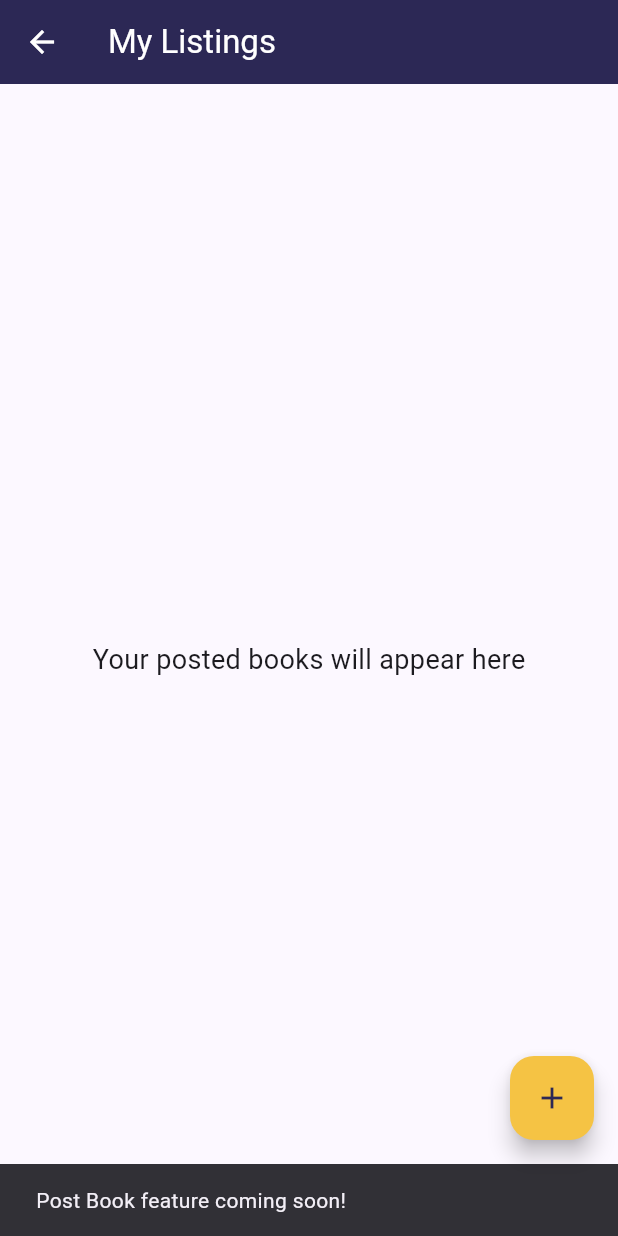
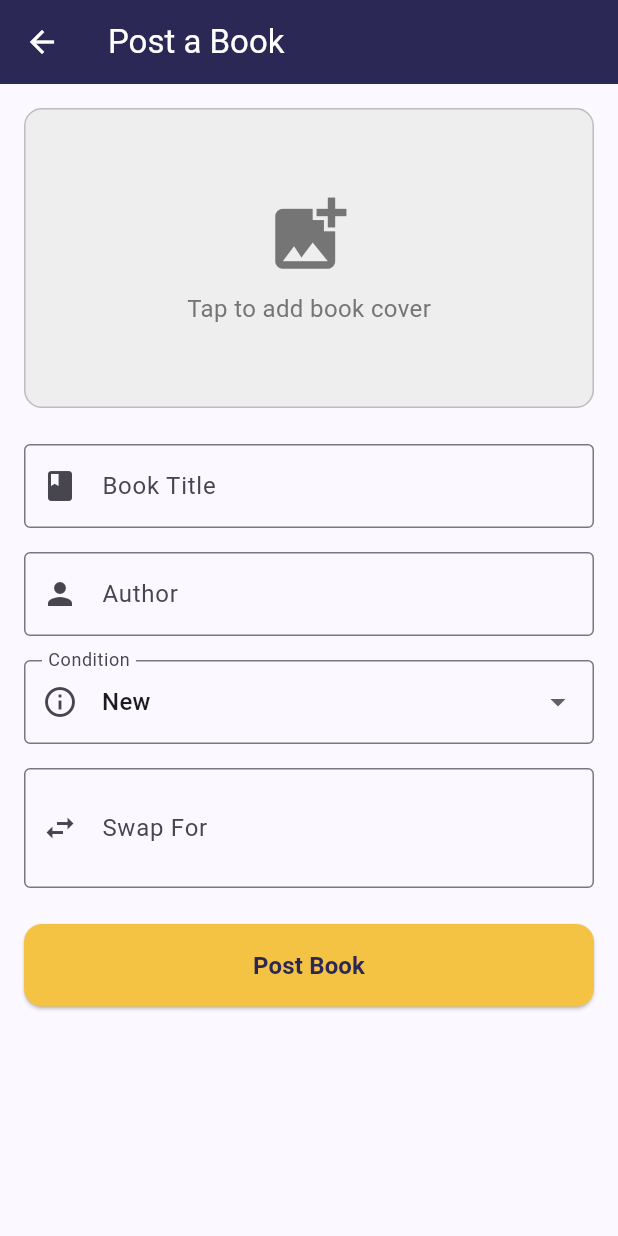
Before and after one commit to Dushimepaulette1/Book_swap_app, a Flutter app: the MyListingsScreen screen opened directly, after a tap on the "add" icon, on a phone screen of 412 x 824 dp. Run offline on Flutter 3.47's test engine with Material 3 defaults, Android fonts, the phone set to English and light mode, and no system bars; our stand-ins replace cloud_firestore, firebase_auth, firebase_core, firebase_storage, image_picker; accounts and stored records are empty.

Commit message:
feat: added the posting book functionality

```diff
--- /dev/null
+++ b/lib/models/book.dart
@@ -0,0 +1,93 @@
+import 'package:cloud_firestore/cloud_firestore.dart';
+
+/// Book model representing a textbook listing
+///
+/// This class defines the structure of a book in our app
+class Book {
+  final String id; // Unique ID from Firestore
+  final String title; // Book title
+  final String author; // Author name
+  final String condition; // New, Like New, Good, or Used
+  final String swapFor; // What book they want in exchange
+  final String ownerId; // User ID who posted this book
+  final String ownerEmail; // Email of owner
+  final DateTime createdAt; // When it was posted
+  final String status; // available, pending, or swapped
+  final String? imageUrl; // URL of book cover image (optional)
+
+  Book({
+    required this.id,
+    required this.title,
+    required this.author,
+    required this.condition,
+    required this.swapFor,
+    required this.ownerId,
+    required this.ownerEmail,
+    required this.createdAt,
+    this.status = 'available',
+    this.imageUrl, // Optional field
+  });
+
+  /// Convert Book object to Map (for saving to Firestore)
+  ///
+  /// Firestore stores data as Maps (key-value pairs)
+  Map<String, dynamic> toMap() {
+    return {
+      'title': title,
+      'author': author,
+      'condition': condition,
+      'swapFor': swapFor,
+      'ownerId': ownerId,
+      'ownerEmail': ownerEmail,
+      'createdAt': Timestamp.fromDate(createdAt),
+      'status': status,
+      'imageUrl': imageUrl, // Add image URL to map
+    };
+  }
+
+  /// Create Book object from Firestore document
+  ///
+  /// When we read from Firestore, we get a Map. This converts it to Book object.
+  factory Book.fromFirestore(DocumentSnapshot doc) {
+    Map<String, dynamic> data = doc.data() as Map<String, dynamic>;
+
+    return Book(
+      id: doc.id,
+      title: data['title'] ?? '',
+      author: data['author'] ?? '',
+      condition: data['condition'] ?? '',
+      swapFor: data['swapFor'] ?? '',
+      ownerId: data['ownerId'] ?? '',
+      ownerEmail: data['ownerEmail'] ?? '',
+      createdAt: (data['createdAt'] as Timestamp).toDate(),
+      status: data['status'] ?? 'available',
+      imageUrl: data['imageUrl'], // Can be null
+    );
+  }
+
+  /// Create a copy of this Book with some fields changed
+  ///
+  /// Useful for updating a book (create new object with changed fields)
+  Book copyWith({
+    String? id,
+    String? title,
+    String? author,
+    String? condition,
+    String? swapFor,
+    String? status,
+    String? imageUrl,
+  }) {
+    return Book(
+      id: id ?? this.id,
+      title: title ?? this.title,
+      author: author ?? this.author,
+      condition: condition ?? this.condition,
+      swapFor: swapFor ?? this.swapFor,
+      ownerId: this.ownerId,
+      ownerEmail: this.ownerEmail,
+      createdAt: this.createdAt,
+      status: status ?? this.status,
+      imageUrl: imageUrl ?? this.imageUrl,
+    );
+  }
+}
--- a/lib/screens/homepage.dart
+++ b/lib/screens/homepage.dart
@@ -2,6 +2,7 @@ import 'package:flutter/material.dart';
 import 'package:firebase_auth/firebase_auth.dart';
 import '../services/auth_service.dart';
 import 'welcome_screen.dart';
+import 'post_book.dart';
 
 class Homepage extends StatefulWidget {
   const Homepage({super.key});
@@ -109,9 +110,9 @@ class MyListingsScreen extends StatelessWidget {
       // Floating action button to add new book
       floatingActionButton: FloatingActionButton(
         onPressed: () {
-          // TODO: Navigate to "Post a Book" screen
-          ScaffoldMessenger.of(context).showSnackBar(
-            const SnackBar(content: Text('Post Book feature coming soon!')),
+          // Navigate to Post a Book screen
+          Navigator.of(context).push(
+            MaterialPageRoute(builder: (context) => const PostBookScreen()),
           );
         },
         backgroundColor: const Color(0xFFF5C344),
--- a/lib/screens/post_book.dart
+++ b/lib/screens/post_book.dart
@@ -0,0 +1,341 @@
+import 'dart:io';
+import 'package:flutter/material.dart';
+import 'package:image_picker/image_picker.dart';
+import '../services/firestore_service.dart';
+import '../services/storage_service.dart';
+
+/// Screen to post a new book listing
+///
+/// Allows users to:
+/// - Pick a book cover image
+/// - Enter book details (title, author, condition, swap preference)
+/// - Upload to Firestore and Storage
+class PostBookScreen extends StatefulWidget {
+  const PostBookScreen({super.key});
+
+  @override
+  State<PostBookScreen> createState() => _PostBookScreenState();
+}
+
+class _PostBookScreenState extends State<PostBookScreen> {
+  // Form key for validation
+  final _formKey = GlobalKey<FormState>();
+
+  // Text controllers
+  final TextEditingController _titleController = TextEditingController();
+  final TextEditingController _authorController = TextEditingController();
+  final TextEditingController _swapForController = TextEditingController();
+
+  // Services
+  final FirestoreService _firestoreService = FirestoreService();
+  final StorageService _storageService = StorageService();
+  final ImagePicker _imagePicker = ImagePicker();
+
+  // State variables
+  String _selectedCondition = 'New'; // Default condition
+  File? _selectedImage; // Stores the picked image
+  bool _isLoading = false;
+
+  // Condition options
+  final List<String> _conditions = ['New', 'Like New', 'Good', 'Used'];
+
+  @override
+  void dispose() {
+    _titleController.dispose();
+    _authorController.dispose();
+    _swapForController.dispose();
+    super.dispose();
+  }
+
+  /// Pick image from gallery
+  Future<void> _pickImage() async {
+    try {
+      // Use ImagePicker to get image from gallery
+      final XFile? pickedFile = await _imagePicker.pickImage(
+        source: ImageSource.gallery, // Can also use ImageSource.camera
+        maxWidth: 1000, // Limit image size
+        maxHeight: 1000,
+        imageQuality: 85, // Compress to 85% quality
+      );
+
+      if (pickedFile != null) {
+        setState(() {
+          _selectedImage = File(pickedFile.path);
+        });
+      }
+    } catch (e) {
+      if (mounted) {
+        ScaffoldMessenger.of(
+          context,
+        ).showSnackBar(SnackBar(content: Text('Failed to pick image: $e')));
+      }
+    }
+  }
+
+  /// Remove selected image
+  void _removeImage() {
+    setState(() {
+      _selectedImage = null;
+    });
+  }
+
+  /// Submit form and upload book
+  Future<void> _submitBook() async {
+    // Validate form
+    if (!_formKey.currentState!.validate()) {
+      return;
+    }
+
+    setState(() {
+      _isLoading = true;
+    });
+
+    try {
+      String? imageUrl;
+
+      // Step 1: Upload image if selected
+      if (_selectedImage != null) {
+        print('📸 Uploading image...');
+        imageUrl = await _storageService.uploadBookImage(_selectedImage!);
+        print('✅ Image uploaded: $imageUrl');
+      }
+
+      // Step 2: Add book to Firestore with image URL
+      print('📚 Adding book to Firestore...');
+      await _firestoreService.addBook(
+        title: _titleController.text.trim(),
+        author: _authorController.text.trim(),
+        condition: _selectedCondition,
+        swapFor: _swapForController.text.trim(),
+        imageUrl: imageUrl, // Can be null if no image selected
+      );
+      print('✅ Book added successfully!');
+
+      // Step 3: Show success and go back
+      if (mounted) {
+        ScaffoldMessenger.of(context).showSnackBar(
+          const SnackBar(
+            content: Text('Book posted successfully!'),
+            backgroundColor: Colors.green,
+          ),
+        );
+        Navigator.pop(context); // Go back to previous screen
+      }
+    } catch (e) {
+      print('❌ Error posting book: $e');
+      if (mounted) {
+        ScaffoldMessenger.of(context).showSnackBar(
+          SnackBar(
+            content: Text('Failed to post book: $e'),
+            backgroundColor: Colors.red,
+            duration: const Duration(seconds: 5),
+          ),
+        );
+      }
+    } finally {
+      if (mounted) {
+        setState(() {
+          _isLoading = false;
+        });
+      }
+    }
+  }
+
+  @override
+  Widget build(BuildContext context) {
+    return Scaffold(
+      appBar: AppBar(
+        title: const Text('Post a Book'),
+        backgroundColor: const Color(0xFF2C2855),
+        foregroundColor: Colors.white,
+      ),
+      body: _isLoading
+          ? const Center(
+              child: Column(
+                mainAxisAlignment: MainAxisAlignment.center,
+                children: [
+                  CircularProgressIndicator(
+                    valueColor: AlwaysStoppedAnimation<Color>(
+                      Color(0xFFF5C344),
+                    ),
+                  ),
+                  SizedBox(height: 16),
+                  Text('Uploading book...'),
+                ],
+              ),
+            )
+          : SingleChildScrollView(
+              padding: const EdgeInsets.all(16),
+              child: Form(
+                key: _formKey,
+                child: Column(
+                  crossAxisAlignment: CrossAxisAlignment.stretch,
+                  children: [
+                    // Image picker section
+                    GestureDetector(
+                      onTap: _pickImage,
+                      child: Container(
+                        height: 200,
+                        decoration: BoxDecoration(
+                          color: Colors.grey[200],
+                          borderRadius: BorderRadius.circular(12),
+                          border: Border.all(color: Colors.grey[400]!),
+                        ),
+                        child: _selectedImage == null
+                            ? Column(
+                                mainAxisAlignment: MainAxisAlignment.center,
+                                children: [
+                                  Icon(
+                                    Icons.add_photo_alternate,
+                                    size: 60,
+                                    color: Colors.grey[600],
+                                  ),
+                                  const SizedBox(height: 8),
+                                  Text(
+                                    'Tap to add book cover',
+                                    style: TextStyle(
+                                      color: Colors.grey[600],
+                                      fontSize: 16,
+                                    ),
+                                  ),
+                                ],
+                              )
+                            : Stack(
+                                children: [
+                                  ClipRRect(
+                                    borderRadius: BorderRadius.circular(12),
+                                    child: Image.file(
+                                      _selectedImage!,
+                                      width: double.infinity,
+                                      height: 200,
+                                      fit: BoxFit.cover,
+                                    ),
+                                  ),
+                                  Positioned(
+                                    top: 8,
+                                    right: 8,
+                                    child: IconButton(
+                                      onPressed: _removeImage,
+                                      icon: const Icon(Icons.close),
+                                      style: IconButton.styleFrom(
+                                        backgroundColor: Colors.red,
+                                        foregroundColor: Colors.white,
+                                      ),
+                                    ),
+                                  ),
+                                ],
+                              ),
+                      ),
+                    ),
+
+                    const SizedBox(height: 24),
+
+                    // Book Title field
+                    TextFormField(
+                      controller: _titleController,
+                      decoration: const InputDecoration(
+                        labelText: 'Book Title',
+                        hintText: 'e.g., Data Structures & Algorithms',
+                        border: OutlineInputBorder(),
+                        prefixIcon: Icon(Icons.book),
+                      ),
+                      validator: (value) {
+                        if (value == null || value.trim().isEmpty) {
+                          return 'Please enter book title';
+                        }
+                        return null;
+                      },
+                    ),
+
+                    const SizedBox(height: 16),
+
+                    // Author field
+                    TextFormField(
+                      controller: _authorController,
+                      decoration: const InputDecoration(
+                        labelText: 'Author',
+                        hintText: 'e.g., Thomas H. Cormen',
+                        border: OutlineInputBorder(),
+                        prefixIcon: Icon(Icons.person),
+                      ),
+                      validator: (value) {
+                        if (value == null || value.trim().isEmpty) {
+                          return 'Please enter author name';
+                        }
+                        return null;
+                      },
+                    ),
+
+                    const SizedBox(height: 16),
+
+                    // Condition dropdown
+                    DropdownButtonFormField<String>(
+                      value: _selectedCondition,
+                      decoration: const InputDecoration(
+                        labelText: 'Condition',
+                        border: OutlineInputBorder(),
+                        prefixIcon: Icon(Icons.info_outline),
+                      ),
+                      items: _conditions.map((String condition) {
+                        return DropdownMenuItem<String>(
+                          value: condition,
+                          child: Text(condition),
+                        );
+                      }).toList(),
+                      onChanged: (String? newValue) {
+                        if (newValue != null) {
+                          setState(() {
+                            _selectedCondition = newValue;
+                          });
+                        }
+                      },
+                    ),
+
+                    const SizedBox(height: 16),
+
+                    // Swap For field
+                    TextFormField(
+                      controller: _swapForController,
+                      decoration: const InputDecoration(
+                        labelText: 'Swap For',
+                        hintText: 'e.g., Operating Systems textbook',
+                        border: OutlineInputBorder(),
+                        prefixIcon: Icon(Icons.swap_horiz),
+                      ),
+                      maxLines: 2,
+                      validator: (value) {
+                        if (value == null || value.trim().isEmpty) {
+                          return 'Please enter what you want to swap for';
+                        }
+                        return null;
+                      },
+                    ),
+
+                    const SizedBox(height: 24),
+
+                    // Submit button
+                    ElevatedButton(
+                      onPressed: _submitBook,
+                      style: ElevatedButton.styleFrom(
+                        backgroundColor: const Color(0xFFF5C344),
+                        foregroundColor: const Color(0xFF2C2855),
+                        padding: const EdgeInsets.symmetric(vertical: 16),
+                        shape: RoundedRectangleBorder(
+                          borderRadius: BorderRadius.circular(12),
+                        ),
+                      ),
+                      child: const Text(
+                        'Post Book',
+                        style: TextStyle(
+                          fontSize: 16,
+                          fontWeight: FontWeight.bold,
+                        ),
+                      ),
+                    ),
+                  ],
+                ),
+              ),
+            ),
+    );
+  }
+}
--- /dev/null
+++ b/lib/services/firestore_service.dart
@@ -0,0 +1,133 @@
+import 'package:cloud_firestore/cloud_firestore.dart';
+import 'package:firebase_auth/firebase_auth.dart';
+import '../models/book.dart';
+
+/// Service class to handle all Firestore operations for books
+///
+/// This handles Create, Read, Update, Delete (CRUD) operations
+class FirestoreService {
+  // Reference to the 'books' collection in Firestore
+  final CollectionReference _booksCollection = FirebaseFirestore.instance
+      .collection('books');
+
+  // Get current user
+  User? get currentUser => FirebaseAuth.instance.currentUser;
+
+  /// CREATE: Add a new book listing
+  ///
+  /// Takes book data and adds it to Firestore
+  /// Returns the ID of the newly created book
+  Future<String> addBook({
+    required String title,
+    required String author,
+    required String condition,
+    required String swapFor,
+    String? imageUrl, // Add optional image URL parameter
+  }) async {
+    try {
+      final user = currentUser;
+      if (user == null) throw Exception('User not logged in');
+
+      // Create book data map
+      final bookData = {
+        'title': title,
+        'author': author,
+        'condition': condition,
+        'swapFor': swapFor,
+        'ownerId': user.uid,
+        'ownerEmail': user.email ?? '',
+        'createdAt': FieldValue.serverTimestamp(), // Use server time
+        'status': 'available',
+        'imageUrl': imageUrl, // Add image URL to data
+      };
+
+      // Add to Firestore
+      DocumentReference docRef = await _booksCollection.add(bookData);
+      return docRef.id; // Return the generated ID
+    } catch (e) {
+      throw Exception('Failed to add book: $e');
+    }
+  }
+
+  /// READ: Get all books (for Browse Listings screen)
+  ///
+  /// Returns a Stream that updates in real-time when data changes
+  /// Stream continuously listens for changes in Firestore
+  Stream<List<Book>> getAllBooks() {
+    return _booksCollection
+        .orderBy('createdAt', descending: true) // Newest first
+        .snapshots() // Listen to real-time changes
+        .map((snapshot) {
+          // Convert each document to Book object
+          return snapshot.docs.map((doc) => Book.fromFirestore(doc)).toList();
+        });
+  }
+
+  /// READ: Get only current user's books (for My Listings screen)
+  ///
+  /// Filters books by ownerId to show only user's listings
+  Stream<List<Book>> getMyBooks() {
+    final user = currentUser;
+    if (user == null) return Stream.value([]); // Empty stream if not logged in
+
+    return _booksCollection
+        .where('ownerId', isEqualTo: user.uid) // Filter by owner
+        .orderBy('createdAt', descending: true)
+        .snapshots()
+        .map((snapshot) {
+          return snapshot.docs.map((doc) => Book.fromFirestore(doc)).toList();
+        });
+  }
+
+  /// UPDATE: Edit an existing book
+  ///
+  /// Updates specific fields of a book document
+  Future<void> updateBook({
+    required String bookId,
+    required Map<String, dynamic> updates,
+  }) async {
+    try {
+      await _booksCollection.doc(bookId).update(updates);
+    } catch (e) {
+      throw Exception('Failed to update book: $e');
+    }
+  }
+
+  /// DELETE: Remove a book listing
+  ///
+  /// Permanently deletes a book document from Firestore
+  Future<void> deleteBook(String bookId) async {
+    try {
+      await _booksCollection.doc(bookId).delete();
+    } catch (e) {
+      throw Exception('Failed to delete book: $e');
+    }
+  }
+
+  /// Get a single book by ID
+  ///
+  /// Useful for viewing book details
+  Future<Book?> getBookById(String bookId) async {
+    try {
+      DocumentSnapshot doc = await _booksCollection.doc(bookId).get();
+
+      if (doc.exists) {
+        return Book.fromFirestore(doc);
+      }
+      return null;
+    } catch (e) {
+      throw Exception('Failed to get book: $e');
+    }
+  }
+
+  /// Update book status (available → pending → swapped)
+  ///
+  /// Used when users initiate swap offers
+  Future<void> updateBookStatus(String bookId, String newStatus) async {
+    try {
+      await _booksCollection.doc(bookId).update({'status': newStatus});
+    } catch (e) {
+      throw Exception('Failed to update status: $e');
+    }
+  }
+}
--- a/pubspec.yaml
+++ b/pubspec.yaml
@@ -2,7 +2,7 @@ name: individual_assignment_2
 description: "A new Flutter project."
 # The following line prevents the package from being accidentally published to
 # pub.dev using `flutter pub publish`. This is preferred for private packages.
-publish_to: 'none' # Remove this line if you wish to publish to pub.dev
+publish_to: "none" # Remove this line if you wish to publish to pub.dev
 
 # The following defines the version and build number for your application.
 # A version number is three numbers separated by dots, like 1.2.43
@@ -36,6 +36,9 @@ dependencies:
   cupertino_icons: ^1.0.8
   firebase_core: ^4.2.1
   firebase_auth: ^6.1.2
+  cloud_firestore: 6.1.0
+  firebase_storage: 13.0.4
+  image_picker: 1.1.2
 
 dev_dependencies:
   flutter_test:
@@ -53,7 +56,6 @@ dev_dependencies:
 
 # The following section is specific to Flutter packages.
 flutter:
-
   # The following line ensures that the Material Icons font is
   # included with your application, so that you can use the icons in
   # the material Icons class.
```
Also changed, not shown: lib/services/storage_service.dart (added, +94 -0 lines), pubspec.lock, 6 other files.
